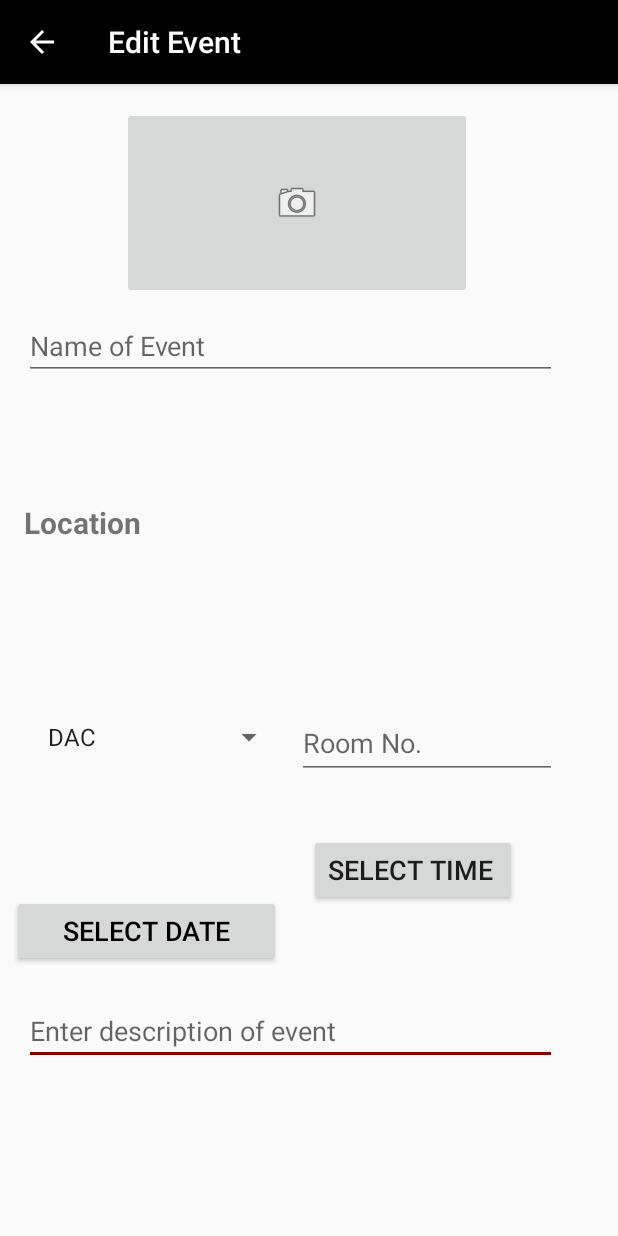
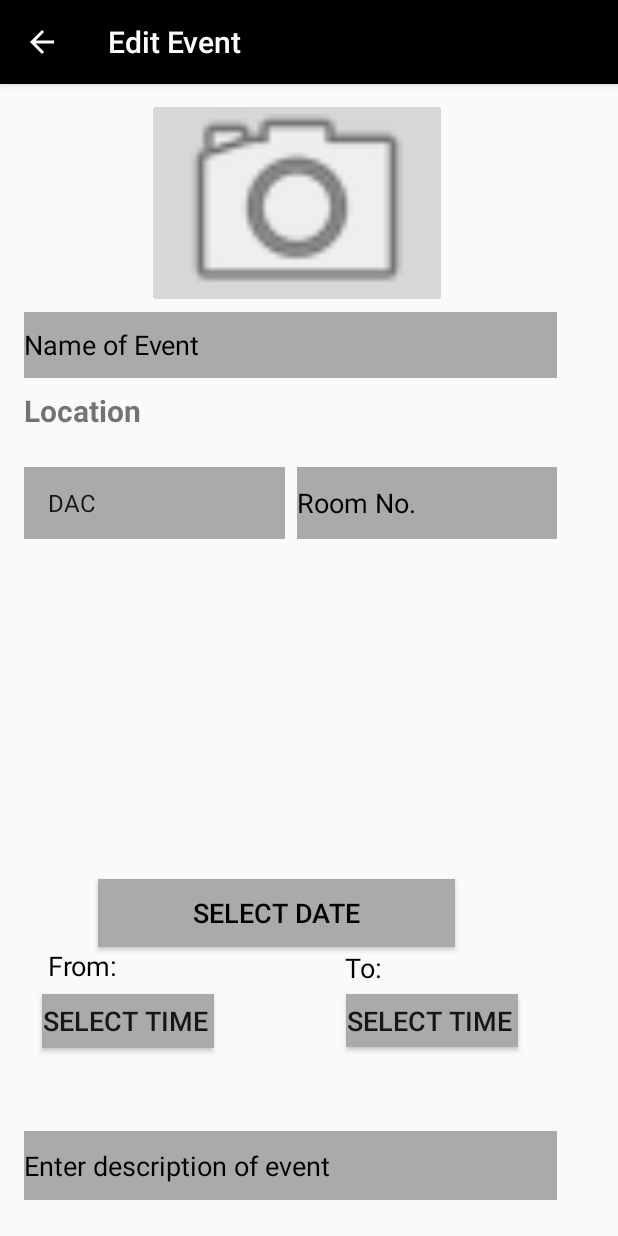
Before and after one commit to sweet-spr18/feasta, an Android app: the EventEditActivity screen opened directly, with no data from a screen before it, on a phone screen of 412 x 824 dp. Run offline under Robolectric (Android 15) with nearby library versions, the phone set to English and light mode, and no system bars; our stand-ins replace Firebase (no records; nobody signed in at launch, a user with empty details on screens opened directly); pictures from the network do not load.

Commit message:
updated with chelsea's code

```diff
--- a/phase3/jordan_app/app/src/main/java/com/example/jmori156/finalfinalfinal/EventEditActivity.java
+++ b/phase3/jordan_app/app/src/main/java/com/example/jmori156/finalfinalfinal/EventEditActivity.java
@@ -32,6 +32,7 @@ import com.google.firebase.database.FirebaseDatabase;
 import java.text.SimpleDateFormat;
 import java.util.Calendar;
 
+
 public class EventEditActivity extends AppCompatActivity {
 
     Toolbar mToolbar;
@@ -53,8 +54,8 @@ public class EventEditActivity extends AppCompatActivity {
     //Time and Date picker variables
     private TextView mDisplayDate;
     private DatePickerDialog.OnDateSetListener mDateSetListener;
-    private TextView mDisplayTime;
-    private TimePickerDialog.OnTimeSetListener mTimeSetListener;
+    private TextView mDisplayTime, mDisplayTime2;
+    private TimePickerDialog.OnTimeSetListener mTimeSetListener, mTimeSetListener2;
 
     //Database variables
     FirebaseDatabase database = FirebaseDatabase.getInstance();
@@ -67,6 +68,7 @@ public class EventEditActivity extends AppCompatActivity {
 
         postImageRef = database.getReference();
 
+
         mToolbar = (Toolbar) findViewById(R.id.eventEditToolbar);
         setSupportActionBar(mToolbar);
 
@@ -76,11 +78,6 @@ public class EventEditActivity extends AppCompatActivity {
         /* Enable the Up button */
         assert ab != null;
         ab.setDisplayHomeAsUpEnabled(true);
-
-        selectImage = (ImageButton) findViewById(R.id.select_image);
-        name = (EditText) findViewById(R.id.event_name);
-        description = (EditText) findViewById(R.id.event_description);
-        location = (Spinner) findViewById(R.id.location);
 
         //Link layout view elements
         selectImage = (ImageButton) findViewById(R.id.select_image);
@@ -149,6 +146,28 @@ public class EventEditActivity extends AppCompatActivity {
                 mDisplayTime.setText(time);
             }
         };
+        mDisplayTime2 = (TextView) findViewById(R.id.time_picker2);
+        mDisplayTime2.setOnClickListener(new View.OnClickListener(){
+            @Override
+            public void onClick(View v) {
+                Calendar cal = Calendar.getInstance();
+                int hour = cal.get(Calendar.HOUR_OF_DAY);
+                int min = cal.get(Calendar.MINUTE);
+
+                TimePickerDialog dialog = new TimePickerDialog(EventEditActivity.this,
+                        android.R.style.Theme_Holo_Light_Dialog, mTimeSetListener2,
+                        hour, min, DateFormat.is24HourFormat(EventEditActivity.this));
+                dialog.getWindow().setBackgroundDrawable(new ColorDrawable(Color.TRANSPARENT));
+                dialog.show();
+            }
+        });
+        mTimeSetListener2 = new TimePickerDialog.OnTimeSetListener() {
+            @Override
+            public void onTimeSet(TimePicker view, int hourOfDay, int minute) {
+                String time = (hourOfDay + ":" + minute);
+                mDisplayTime2.setText(time);
+            }
+        };
 
 
     }
@@ -187,24 +206,6 @@ public class EventEditActivity extends AppCompatActivity {
         }
     }
 
-    //TODO:-----NEEDS WORK---- USED THIS LINK BUT CAN'T GET HIS IMPORTS --- https://www.youtube.com/watch?v=N3npOixl9fk
-    private void ImageToFirebase(){
-        Calendar callForDate = Calendar.getInstance();
-        SimpleDateFormat currentDate = new SimpleDateFormat("dd-MMMM-yyyy");
-        saveCurrDate = currentDate.format(callForDate.getTime());
-
-        Calendar callForTime = Calendar.getInstance();
-        SimpleDateFormat currentTime = new SimpleDateFormat("HH:mm");
-        saveCurrTime = currentTime.format(callForDate.getTime());
-
-        postRandomName = saveCurrDate + saveCurrTime;
-
-        DatabaseReference filePath = postImageRef.child("Post Images").child(selectImageUri.getLastPathSegment() + postRandomName + ".jpg");
-        //filePath.push(selectImageUri).addValueEventListener().
-
-
-    }
-
     @Override
     public boolean onCreateOptionsMenu(Menu menu) {
         mToolbar = (Toolbar) findViewById(R.id.eventEditToolbar);
@@ -223,6 +224,24 @@ public class EventEditActivity extends AppCompatActivity {
         return true;
     }
 
+
+    //TODO:-----NEEDS WORK---- USED THIS LINK BUT CAN'T GET HIS IMPORTS --- https://www.youtube.com/watch?v=N3npOixl9fk
+    private void ImageToFirebase(){
+        Calendar callForDate = Calendar.getInstance();
+        SimpleDateFormat currentDate = new SimpleDateFormat("dd-MMMM-yyyy");
+        saveCurrDate = currentDate.format(callForDate.getTime());
+
+        Calendar callForTime = Calendar.getInstance();
+        SimpleDateFormat currentTime = new SimpleDateFormat("HH:mm");
+        saveCurrTime = currentTime.format(callForDate.getTime());
+
+        postRandomName = saveCurrDate + saveCurrTime;
+
+        DatabaseReference filePath = postImageRef.child("Post Images").child(selectImageUri.getLastPathSegment() + postRandomName + ".jpg");
+        //filePath.push(selectImageUri).addValueEventListener().
+
+
+    }
     @Override
     public boolean onOptionsItemSelected(MenuItem item) {
         switch (item.getItemId()) {
--- a/phase3/jordan_app/app/src/main/java/com/example/jmori156/finalfinalfinal/EventsListingAdapter.java
+++ b/phase3/jordan_app/app/src/main/java/com/example/jmori156/finalfinalfinal/EventsListingAdapter.java
@@ -1,5 +1,6 @@
 package com.example.jmori156.finalfinalfinal;
 
+import android.content.Context;
 import android.content.Intent;
 import android.support.annotation.NonNull;
 import android.support.v4.content.ContextCompat;
@@ -48,17 +49,19 @@ public class EventsListingAdapter extends RecyclerView.Adapter<EventsListingAdap
 
         //Citation: the following block of code is inspired from this: https://stackoverflow.com/q/44093221
 
-         holder.likeToggleBtn.setOnCheckedChangeListener(new CompoundButton.OnCheckedChangeListener() {
+        holder.likeToggleBtn.setOnCheckedChangeListener(new CompoundButton.OnCheckedChangeListener() {
             @Override
             public void onCheckedChanged(CompoundButton likedBtn, boolean isChecked) {
-                if (isChecked)
-                    likedBtn.setBackground(ContextCompat.getDrawable(likedBtn.getContext(),
+                Context thisContext = likedBtn.getContext();
+                if (isChecked) {
+                    likedBtn.setBackground(ContextCompat.getDrawable(thisContext,
                             R.drawable.ic_favorite_black_24dp));
-
+                    //holder.likesCountTextView.setText(thisContext.events.get(position).setLikesCount(getLikesCount()+1) + " likes");
+                }
 
                 else
                     likedBtn.setBackground(ContextCompat.getDrawable(likedBtn.getContext(),
-                                                        R.drawable.ic_favorite_border_black_24dp));
+                            R.drawable.ic_favorite_border_black_24dp));
             }
         });
 
@@ -81,7 +84,7 @@ public class EventsListingAdapter extends RecyclerView.Adapter<EventsListingAdap
     class EventViewHolder extends RecyclerView.ViewHolder {
 
         TextView eventNameTextView, orgNameTextView, locationTextView, timeTextView,
-                 foodTypeTextView, likesCountTextView;
+                foodTypeTextView, likesCountTextView;
         ImageView foodImageView;
         ToggleButton likeToggleBtn;
         Button commentBtn;
--- a/phase3/jordan_app/app/src/main/java/com/example/jmori156/finalfinalfinal/MainActivity.java
+++ b/phase3/jordan_app/app/src/main/java/com/example/jmori156/finalfinalfinal/MainActivity.java
@@ -78,7 +78,7 @@ public class MainActivity extends AppCompatActivity
             @Override
             public void onClick(View view)
             {
-                validate1(Email.getText().toString(), Password.getText().toString());
+                validate(Email.getText().toString(), Password.getText().toString());
                 startActivity(new Intent(MainActivity.this, LocationsListingActivity.class));
 
             }
@@ -130,42 +130,7 @@ public class MainActivity extends AppCompatActivity
 
 
     }
-    private void validate1(String email, String userPassword) {
-        firebaseAuth.signInWithEmailAndPassword(email, userPassword).addOnCompleteListener(new OnCompleteListener<AuthResult>()
-                        {
-                            @Override
-                            public void onComplete(@NonNull Task<AuthResult> task)
-                            {
-                                if (!task.isSuccessful())
-                                {
-                                    try
-                                    {
-                                        throw task.getException();
-                                    }
-                                    // if user enters wrong email.
-                                    catch (FirebaseAuthInvalidUserException invalidEmail)
-                                    {
-                                        Log.d(TAG, "onComplete: invalid_email");
 
-
-                                    }
-                                    // if user enters wrong password.
-                                    catch (FirebaseAuthInvalidCredentialsException wrongPassword)
-                                    {
-                                        Log.d(TAG, "onComplete: wrong_password");
-
-                                        // TODO: Take your action
-                                    }
-                                    catch (Exception e)
-                                    {
-                                        Log.d(TAG, "onComplete: " + e.getMessage());
-                                    }
-                                }
-                            }
-                        }
-                );
-
-    }
 
 
 
--- a/phase3/jordan_app/app/src/main/res/layout/activity_event_edit.xml
+++ b/phase3/jordan_app/app/src/main/res/layout/activity_event_edit.xml
@@ -32,31 +32,36 @@
         <EditText
             android:id="@+id/event_description"
             android:layout_width="0dp"
-            android:layout_height="wrap_content"
+            android:layout_height="46dp"
             android:layout_marginBottom="24dp"
             android:layout_marginEnd="24dp"
             android:layout_marginStart="16dp"
             android:layout_marginTop="8dp"
+            android:background="@android:color/darker_gray"
             android:ems="10"
             android:hint="Enter description of event"
             android:inputType="textMultiLine"
+            android:textColorHint="@android:color/black"
             app:layout_constraintBottom_toBottomOf="parent"
             app:layout_constraintEnd_toEndOf="parent"
-            app:layout_constraintHorizontal_bias="0.0"
+            app:layout_constraintHorizontal_bias="1.0"
             app:layout_constraintStart_toStartOf="parent"
             app:layout_constraintTop_toTopOf="parent"
-            app:layout_constraintVertical_bias="0.87" />
+            app:layout_constraintVertical_bias="1.0" />
 
         <EditText
             android:id="@+id/event_name"
             android:layout_width="0dp"
-            android:layout_height="wrap_content"
+            android:layout_height="44dp"
             android:layout_marginEnd="24dp"
             android:layout_marginStart="16dp"
             android:layout_marginTop="152dp"
+            android:background="@android:color/darker_gray"
             android:ems="10"
             android:hint="Name of Event"
             android:inputType="textMultiLine"
+            android:shadowColor="@android:color/darker_gray"
+            android:textColorHint="@android:color/black"
             app:layout_constraintEnd_toEndOf="parent"
             app:layout_constraintHorizontal_bias="0.0"
             app:layout_constraintStart_toStartOf="parent"
@@ -64,12 +69,15 @@
 
         <ImageButton
             android:id="@+id/select_image"
-            android:layout_width="233dp"
-            android:layout_height="128dp"
+            android:layout_width="200dp"
+            android:layout_height="140dp"
             android:layout_marginBottom="18dp"
             android:layout_marginEnd="8dp"
             android:layout_marginStart="8dp"
+            android:scaleType="centerCrop"
             android:layout_marginTop="24dp"
+            android:adjustViewBounds="true"
+            android:cropToPadding="false"
             app:layout_constraintBottom_toTopOf="@+id/event_name"
             app:layout_constraintEnd_toEndOf="parent"
             app:layout_constraintStart_toStartOf="parent"
@@ -80,11 +88,10 @@
             android:id="@+id/location"
             android:layout_width="0dp"
             android:layout_height="48dp"
-            android:layout_marginBottom="8dp"
             android:layout_marginEnd="8dp"
             android:layout_marginStart="16dp"
             android:layout_marginTop="15dp"
-            app:layout_constraintBottom_toTopOf="@+id/select_date"
+            android:background="@android:color/darker_gray"
             app:layout_constraintEnd_toStartOf="@+id/room"
             app:layout_constraintStart_toStartOf="parent"
             app:layout_constraintTop_toBottomOf="@+id/location_label" />
@@ -95,13 +102,16 @@
             android:layout_height="48dp"
             android:layout_marginEnd="24dp"
             android:layout_marginTop="8dp"
+            android:background="@android:color/darker_gray"
             android:ems="10"
             android:hint="Room No."
             android:inputType="number"
+            android:textColorHint="@android:color/black"
             app:layout_constraintBottom_toBottomOf="@+id/location"
             app:layout_constraintEnd_toEndOf="parent"
             app:layout_constraintStart_toEndOf="@+id/location"
-            app:layout_constraintTop_toTopOf="@+id/location" />
+            app:layout_constraintTop_toTopOf="@+id/location"
+            app:layout_constraintVertical_bias="1.0" />
 
         <TextView
             android:id="@+id/location_label"
@@ -116,41 +126,86 @@
             android:textStyle="bold"
             app:layout_constraintBottom_toTopOf="@+id/location"
             app:layout_constraintEnd_toEndOf="parent"
-            app:layout_constraintHorizontal_bias="0.0"
+            app:layout_constraintHorizontal_bias="1.0"
             app:layout_constraintStart_toStartOf="parent"
             app:layout_constraintTop_toBottomOf="@+id/event_name" />
 
         <Button
             android:id="@+id/select_date"
-            android:layout_width="wrap_content"
-            android:layout_height="wrap_content"
+            android:layout_width="238dp"
+            android:layout_height="45dp"
             android:layout_marginBottom="16dp"
+            android:layout_marginEnd="8dp"
             android:layout_marginStart="8dp"
             android:layout_marginTop="8dp"
+            android:background="@android:color/darker_gray"
             android:hint="Click to select Date"
             android:text="Select Date"
             android:textColor="@android:color/black"
             android:textSize="18sp"
             app:layout_constraintBottom_toTopOf="@+id/event_description"
+            app:layout_constraintEnd_toEndOf="parent"
+            app:layout_constraintHorizontal_bias="0.404"
             app:layout_constraintStart_toStartOf="parent"
             app:layout_constraintTop_toTopOf="parent"
-            app:layout_constraintVertical_bias="0.993" />
+            app:layout_constraintVertical_bias="0.83" />
 
         <Button
             android:id="@+id/time_picker"
             android:layout_width="wrap_content"
-            android:layout_height="wrap_content"
-            android:layout_marginBottom="8dp"
-            android:layout_marginEnd="24dp"
-            android:layout_marginStart="16dp"
+            android:layout_height="36dp"
+            android:layout_marginStart="28dp"
             android:layout_marginTop="8dp"
+            android:background="@android:color/darker_gray"
             android:text="Select time "
             android:textSize="18sp"
-            app:layout_constraintBottom_toBottomOf="@+id/select_date"
+            app:layout_constraintStart_toStartOf="parent"
+            app:layout_constraintTop_toBottomOf="@+id/from_time_label" />
+
+        <Button
+            android:id="@+id/time_picker2"
+            android:layout_width="wrap_content"
+            android:layout_height="35dp"
+            android:layout_marginBottom="8dp"
+            android:layout_marginEnd="8dp"
+            android:layout_marginStart="24dp"
+            android:background="@android:color/darker_gray"
+            android:text="Select time "
+            android:textSize="18sp"
+            app:layout_constraintBottom_toBottomOf="@+id/time_picker"
             app:layout_constraintEnd_toEndOf="parent"
-            app:layout_constraintHorizontal_bias="0.1"
-            app:layout_constraintStart_toEndOf="@+id/select_date"
-            app:layout_constraintTop_toBottomOf="@+id/location" />
+            app:layout_constraintHorizontal_bias="0.601"
+            app:layout_constraintStart_toEndOf="@+id/time_picker"
+            app:layout_constraintTop_toTopOf="@+id/time_picker"
+            app:layout_constraintVertical_bias="0.0" />
+
+        <TextView
+            android:id="@+id/from_time_label"
+            android:layout_width="71dp"
+            android:layout_height="23dp"
+            android:layout_marginEnd="8dp"
+            android:layout_marginStart="32dp"
+            android:text="From:"
+            android:textColor="@android:color/black"
+            android:textSize="18sp"
+            app:layout_constraintEnd_toStartOf="@+id/to_time_label"
+            app:layout_constraintHorizontal_bias="0.0"
+            app:layout_constraintStart_toStartOf="parent"
+            app:layout_constraintTop_toBottomOf="@+id/select_date" />
+
+        <TextView
+            android:id="@+id/to_time_label"
+            android:layout_width="73dp"
+            android:layout_height="22dp"
+            android:layout_marginEnd="92dp"
+            android:layout_marginTop="8dp"
+            android:text="To:"
+            android:textColor="@android:color/black"
+            android:textSize="18sp"
+            app:layout_constraintBottom_toBottomOf="@+id/from_time_label"
+            app:layout_constraintEnd_toEndOf="parent"
+            app:layout_constraintTop_toTopOf="@+id/from_time_label"
+            app:layout_constraintVertical_bias="1.0" />
 
     </android.support.constraint.ConstraintLayout>
 
```
